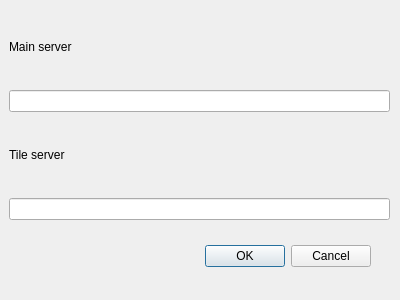
Above: plugin/configure.ui from ajolma/SmartSeaMSPTool before the change. Below: the same form after it.
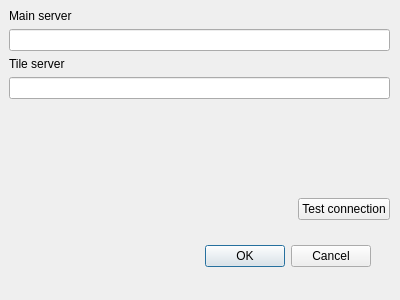
That is the form after the change.

Commit message: Plugin: test connection. Perl tests: reorg and add a few modules.

The edit to the form file:
```diff
--- a/plugin/configure.ui
+++ b/plugin/configure.ui
@@ -59,6 +59,43 @@
     <item>
      <widget class="QLineEdit" name="wmtsLineEdit"/>
     </item>
+    <item>
+     <spacer name="verticalSpacer">
+      <property name="orientation">
+       <enum>Qt::Vertical</enum>
+      </property>
+      <property name="sizeHint" stdset="0">
+       <size>
+        <width>20</width>
+        <height>40</height>
+       </size>
+      </property>
+     </spacer>
+    </item>
+    <item>
+     <layout class="QHBoxLayout" name="horizontalLayout">
+      <item>
+       <spacer name="horizontalSpacer">
+        <property name="orientation">
+         <enum>Qt::Horizontal</enum>
+        </property>
+        <property name="sizeHint" stdset="0">
+         <size>
+          <width>40</width>
+          <height>20</height>
+         </size>
+        </property>
+       </spacer>
+      </item>
+      <item>
+       <widget class="QPushButton" name="testPushButton">
+        <property name="text">
+         <string>Test connection</string>
+        </property>
+       </widget>
+      </item>
+     </layout>
+    </item>
    </layout>
   </widget>
  </widget>
```
The commit also changes 3 other files.
